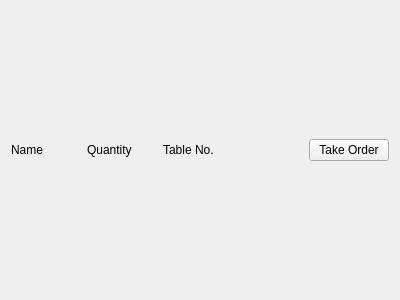
First picture: the form in frontend/workspace.ui, repository therealrahulsahu/se_project, before the edit.
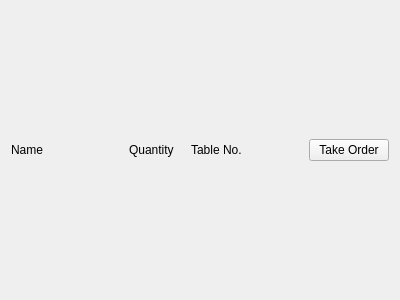
Second picture: the form after the edit.

Diff of the .ui file:
```diff
--- a/frontend/workspace.ui
+++ b/frontend/workspace.ui
@@ -28,7 +28,7 @@
     </spacer>
    </item>
    <item>
-    <layout class="QHBoxLayout" name="horizontalLayout_2" stretch="1,1,1,1,1">
+    <layout class="QHBoxLayout" name="horizontalLayout_2" stretch="2,1,1,1,1">
      <item>
       <widget class="QLabel" name="lb_name">
        <property name="text">
```
